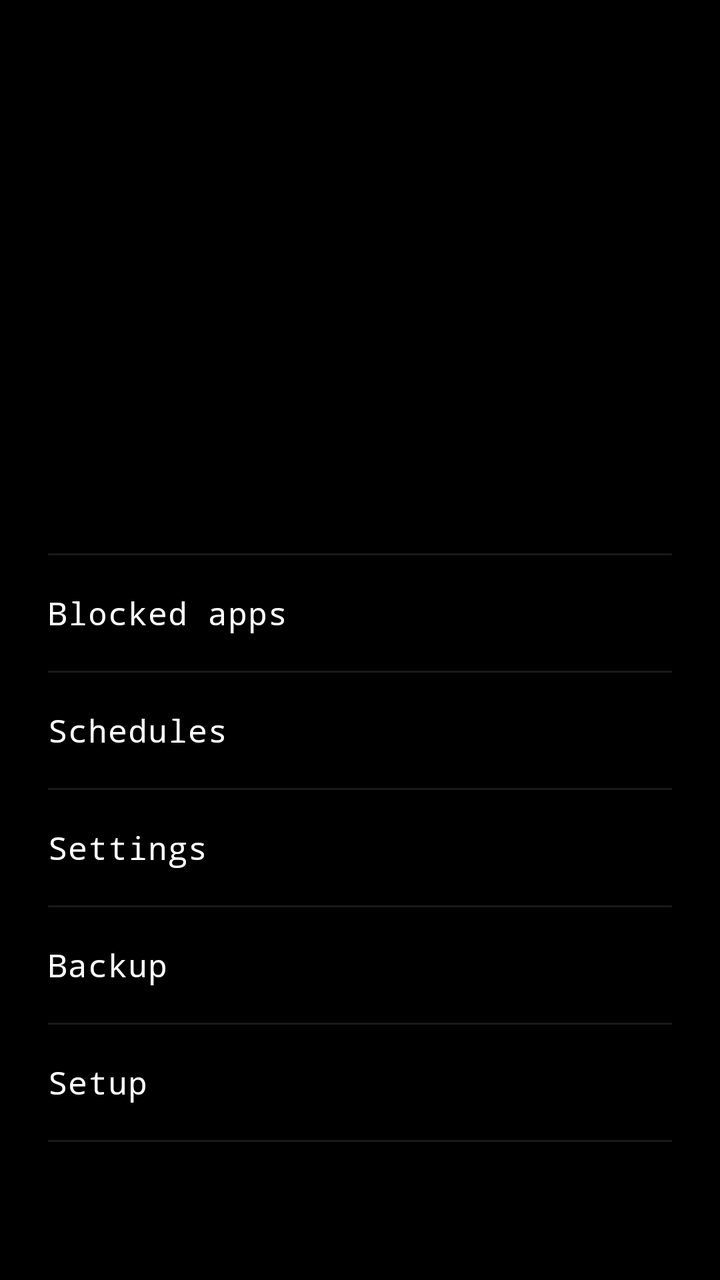
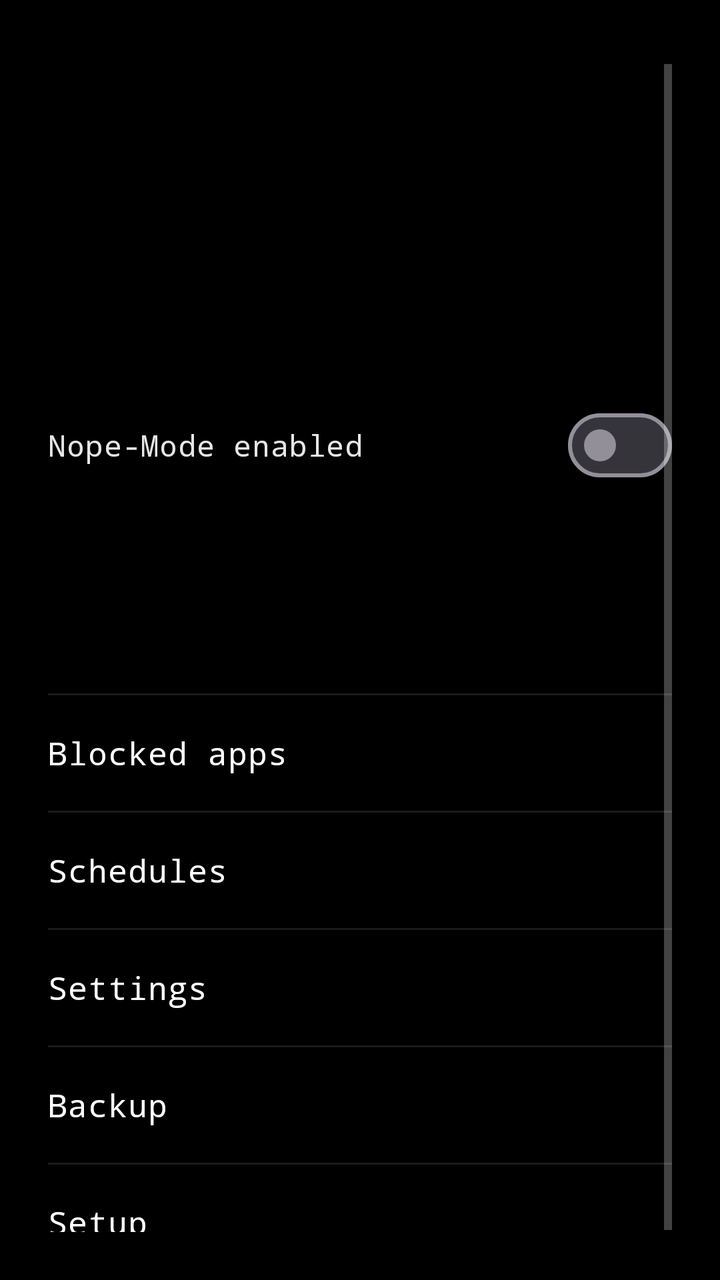

An Android layout rendered at two revisions. The XML below is the earlier revision; the diff shows what the commit changed to produce the second picture.
<!-- AndroidManifest.xml: application theme Theme.NopeMode -->
<!-- res/layout/activity_home.xml -->
<?xml version="1.0" encoding="utf-8"?>
<ScrollView
    xmlns:android="http://schemas.android.com/apk/res/android"
    android:layout_width="match_parent"
    android:layout_height="match_parent"
    android:background="@color/pxx_ink"
    android:paddingStart="24dp"
    android:paddingEnd="24dp"
    android:paddingTop="32dp"
    android:paddingBottom="24dp">

    <LinearLayout
        android:layout_width="match_parent"
        android:layout_height="wrap_content"
        android:orientation="vertical">

        <TextView
            android:id="@+id/stateText"
            style="@style/Text.Display"
            android:layout_width="match_parent"
            android:layout_height="wrap_content" />

        <TextView
            android:id="@+id/blockedCountText"
            style="@style/Text.Muted"
            android:layout_width="match_parent"
            android:layout_height="wrap_content"
            android:layout_marginTop="10dp" />

        <TextView
            android:id="@+id/tierText"
            style="@style/Text.Body"
            android:layout_width="match_parent"
            android:layout_height="wrap_content"
            android:layout_marginTop="20dp" />

        
        <TextView
            android:id="@+id/warningText"
            style="@style/Text.Warn"
            android:layout_width="match_parent"
            android:layout_height="wrap_content"
            android:layout_marginTop="14dp"
            android:visibility="gone" />

        <TextView
            android:id="@+id/provisionText"
            style="@style/Text.Muted"
            android:layout_width="match_parent"
            android:layout_height="wrap_content"
            android:layout_marginTop="16dp"
            android:textIsSelectable="true" />

        
        <Button
            android:id="@+id/breakButton"
            style="@style/Button.Signal"
            android:layout_width="match_parent"
            android:layout_height="wrap_content"
            android:layout_marginTop="24dp"
            android:text="@string/take_a_break" />

        <TextView
            android:id="@+id/breakReasonText"
            style="@style/Text.Muted"
            android:layout_width="match_parent"
            android:layout_height="wrap_content"
            android:layout_marginTop="8dp"
            android:visibility="gone" />

        <View
            android:layout_width="match_parent"
            android:layout_height="1dp"
            android:layout_marginTop="28dp"
            android:background="@color/pxx_white_10" />

        <Button
            android:id="@+id/blockedAppsButton"
            style="@style/Nav.Row"
            android:layout_width="match_parent"
            android:layout_height="wrap_content"
            android:text="@string/blocked_apps_title" />
        <View style="@style/Divider" />

        <Button
            android:id="@+id/schedulesButton"
            style="@style/Nav.Row"
            android:layout_width="match_parent"
            android:layout_height="wrap_content"
            android:text="@string/schedules_title" />
        <View style="@style/Divider" />

        <Button
            android:id="@+id/settingsButton"
            style="@style/Nav.Row"
            android:layout_width="match_parent"
            android:layout_height="wrap_content"
            android:text="@string/settings_title" />
        <View style="@style/Divider" />

        <Button
            android:id="@+id/backupButton"
            style="@style/Nav.Row"
            android:layout_width="match_parent"
            android:layout_height="wrap_content"
            android:text="@string/backup_title" />
        <View style="@style/Divider" />

        <Button
            android:id="@+id/setupButton"
            style="@style/Nav.Row"
            android:layout_width="match_parent"
            android:layout_height="wrap_content"
            android:text="@string/setup_title" />
        <View style="@style/Divider" />

    </LinearLayout>

</ScrollView>
<!-- resources referenced by this layout -->
<resources>
  <color name="pxx_ink">#000000</color>
  <color name="pxx_white_10">#1AFFFFFF</color>
  <string name="backup_title">Backup</string>
  <string name="blocked_apps_title">Blocked apps</string>
  <string name="schedules_title">Schedules</string>
  <string name="settings_title">Settings</string>
  <string name="setup_title">Setup</string>
  <string name="take_a_break">Take a break</string>
  <style name="Button.Signal" parent="Widget.Material3.Button">
          <item name="android:fontFamily">@string/font_body</item>
          <item name="android:textColor">@color/pxx_ink</item>
          <item name="android:textSize">15sp</item>
          <item name="android:textAllCaps">false</item>
          <item name="backgroundTint">@color/pxx_signal</item>
          <item name="cornerRadius">8dp</item>
      </style>
  <style name="Divider">
          <item name="android:layout_width">match_parent</item>
          <item name="android:layout_height">1dp</item>
          <item name="android:background">@color/pxx_white_10</item>
      </style>
  <style name="Nav.Row" parent="Widget.Material3.Button.TextButton">
          <item name="android:fontFamily">@string/font_body</item>
          <item name="android:textColor">@color/pxx_paper</item>
          <item name="android:textSize">16sp</item>
          <item name="android:textAllCaps">false</item>
          <item name="android:gravity">start|center_vertical</item>
          <item name="android:paddingTop">18dp</item>
          <item name="android:paddingBottom">18dp</item>
          <item name="android:paddingStart">0dp</item>
          <item name="android:paddingEnd">0dp</item>
          <item name="android:insetTop">0dp</item>
          <item name="android:insetBottom">0dp</item>
          <item name="android:minHeight">0dp</item>
          <item name="android:letterSpacing">0.02</item>
          
          <item name="backgroundTint">@android:color/transparent</item>
          <item name="rippleColor">@color/pxx_white_10</item>
      </style>
  <style name="Text.Body">
          <item name="android:fontFamily">@string/font_body</item>
          <item name="android:textColor">@color/pxx_white_90</item>
          <item name="android:textSize">15sp</item>
          <item name="android:lineSpacingMultiplier">1.35</item>
      </style>
  <style name="Text.Display">
          <item name="android:fontFamily">@string/font_display</item>
          <item name="android:textColor">@color/pxx_paper</item>
          <item name="android:textSize">32sp</item>
          <item name="android:letterSpacing">-0.01</item>
      </style>
  <style name="Text.Muted" parent="Text.Body">
          <item name="android:textColor">@color/pxx_white_50</item>
          <item name="android:textSize">13sp</item>
      </style>
  <style name="Text.Warn" parent="Text.Body">
          <item name="android:textColor">@color/pxx_warn</item>
          <item name="android:textSize">13sp</item>
      </style>
  <string name="font_body" translatable="false">monospace</string>
  <color name="pxx_signal">#9BE223</color>
  <color name="pxx_paper">#FFFFFF</color>
  <color name="pxx_white_90">#E6FFFFFF</color>
  <string name="font_display" translatable="false">monospace</string>
  <color name="pxx_white_50">#80FFFFFF</color>
  <color name="pxx_warn">#FDBA74</color>
  <!-- unchanged entries left out for length: 1 -->
</resources>

<!-- the commit's change to res/layout/activity_home.xml (unified diff, before → after) -->
@@ -50,6 +50,17 @@
             android:layout_height="wrap_content"
             android:layout_marginTop="16dp"
             android:textIsSelectable="true" />
+
+        
+        <com.google.android.material.materialswitch.MaterialSwitch
+            android:id="@+id/masterSwitch"
+            android:layout_width="match_parent"
+            android:layout_height="wrap_content"
+            android:layout_marginTop="22dp"
+            android:fontFamily="@string/font_body"
+            android:text="@string/master_enabled"
+            android:textColor="@color/pxx_white_90"
+            android:textSize="15sp" />
 
         
         <Button
<!-- resource entries referenced after the edit -->
@@ -60,6 +60,7 @@
           <item name="android:textSize">13sp</item>
       </style>
   <string name="font_body" translatable="false">monospace</string>
+  <string name="master_enabled">Nope-Mode enabled</string>
   <color name="pxx_signal">#9BE223</color>
   <color name="pxx_paper">#FFFFFF</color>
   <color name="pxx_white_90">#E6FFFFFF</color>
